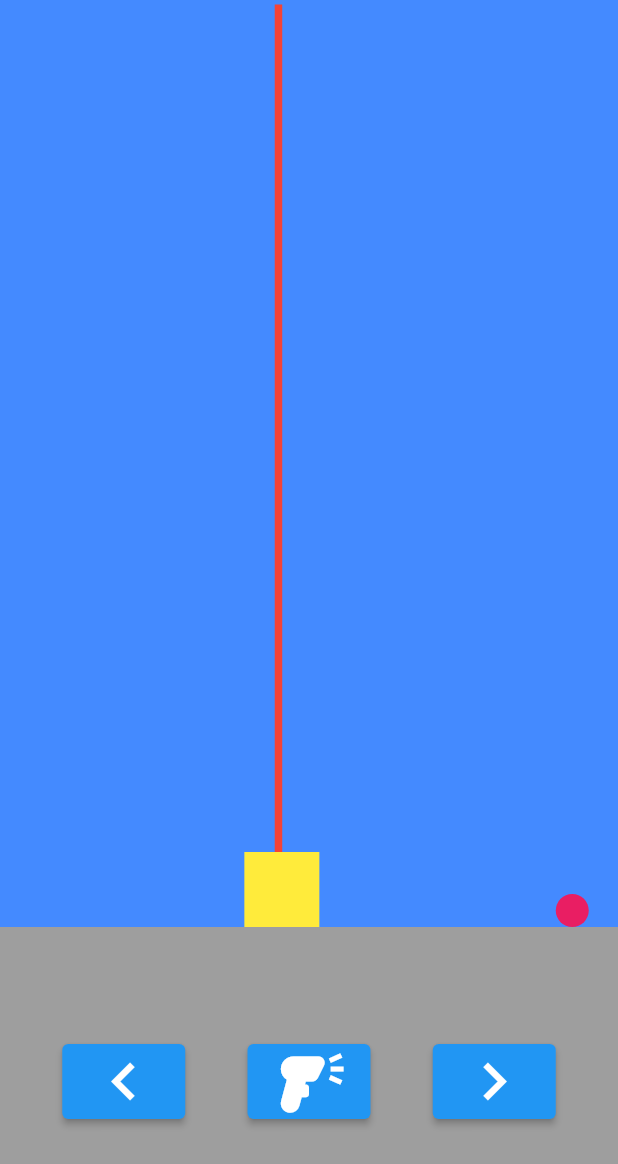
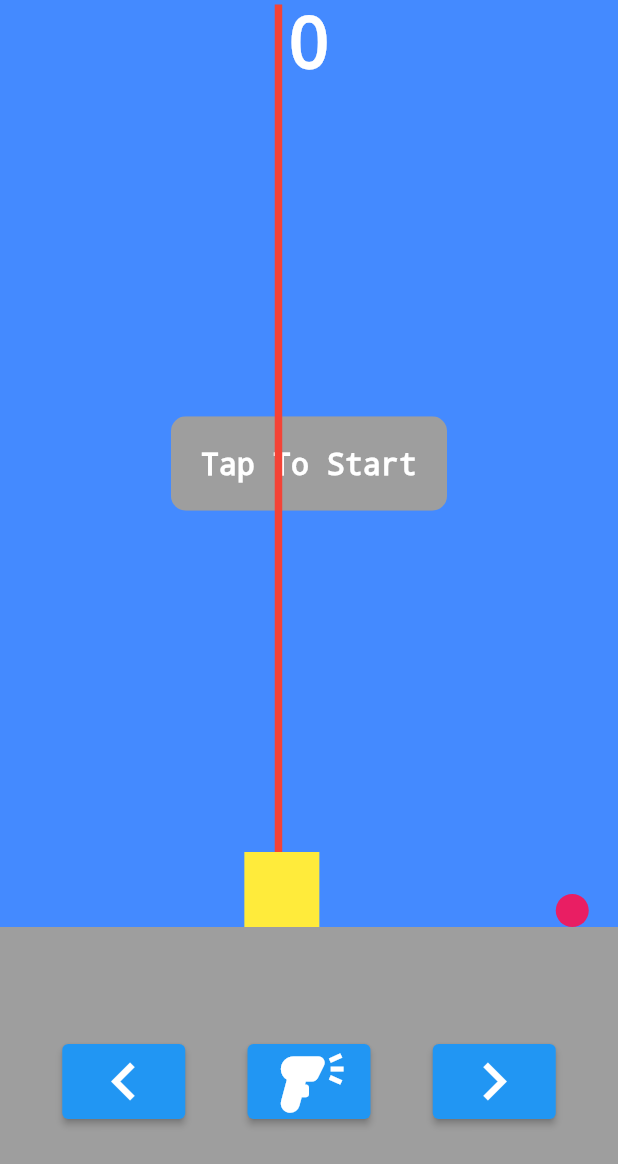
Before and after one commit to PI-T-314/Mobile_Project, a Flutter app: the screen it shows after launch, after a tap on the "barcode reader" icon, on a phone screen of 412 x 824 dp. Shown: the top 1164 px of the screen. Run offline on Flutter 3.47's test engine with Material 2 defaults, Android fonts, the phone set to English and light mode, and no system bars.

Commit message:
Completed Game mechanics and score tracking

```diff
--- a/lib/buttons.dart
+++ b/lib/buttons.dart
@@ -11,7 +11,6 @@ class Button extends StatelessWidget {
   Widget build(BuildContext context) {
     return ElevatedButton(
         onPressed: function,
-
         child: Icon(icon, size: 50,)
     );
   }
--- a/lib/character.dart
+++ b/lib/character.dart
@@ -1,9 +1,9 @@
 import 'package:flutter/material.dart';
 
 class Charecter extends StatelessWidget {
- const Charecter({required this.characterX, super.key});
+  const Charecter({required this.characterX, super.key});
 
- final  double characterX;
+  final double characterX;
   @override
   Widget build(BuildContext context) {
     return Container(
--- a/lib/home.dart
+++ b/lib/home.dart
@@ -1,9 +1,13 @@
 import 'dart:async';
+import 'dart:math';
 
+import 'lazer.dart';
+import 'startgame.dart';
 import 'package:flutter/material.dart';
 import 'buttons.dart';
 import 'character.dart';
 import 'ball.dart';
+
 
 class Home extends StatefulWidget {
   const Home({super.key});
@@ -22,6 +26,9 @@ class _HomeState extends State<Home> {
   double lazerX = characterX;
   double lazerHeight = 15;
   bool isShooting = false;
+  bool isDead = false;
+  bool gameStarted = false;
+  int score = 0;
 
   double ballX = 0.9;
   double ballY = 1;
@@ -37,7 +44,7 @@ class _HomeState extends State<Home> {
       }
 
       if (isShooting) {
-        //laser should stay in the same position
+        //lazer should stay in the same position
       } else {
         lazerX = characterX;
       }
@@ -52,40 +59,59 @@ class _HomeState extends State<Home> {
         characterX -= 0.1;
       }
       if (isShooting) {
-        //laser should stay in the same position
+        //lazer should stay in the same position
       } else {
         lazerX = characterX;
       }
     });
   }
 
+  //funtions that tracks shootig
   void shoot() {
     if (!isShooting) {
       Timer.periodic(const Duration(milliseconds: 20), (timer) {
         setState(() {
           isShooting = true;
+          //if lazer height less than the height of the screen (multiplied by 3/4 since we used expanded and the blue area is 3/4 parts of the screen), else it resets the lazer
           if (lazerHeight < MediaQuery.of(context).size.height * (3 / 4)) {
             lazerHeight += 10;
           } else {
-            laserTurnOff();
+            lazerTurnOff();
             timer.cancel();
+          }
+          //tracks if the lazer hits the ball, if it does it teleports the ball out of the screen in a random direction and sets its direction to the opposite part
+          if (ballY > heightToY(lazerHeight) && (ballX - lazerX).abs() < 0.03) {
+            lazerTurnOff();
+            score++;
+            timer.cancel();
+            Random random = Random();
+            double choice = (random.nextDouble() * 2) - 1;
+            if (choice > 0) {
+              ballX = 2;
+              balldirection = BallDirection.BALLLEFT;
+            } else {
+              ballX = -2;
+              balldirection = BallDirection.BALLRIGHT;
+            }
           }
         });
       });
     }
   }
-
-  void laserTurnOff() {
+//resets lazer
+  void lazerTurnOff() {
     lazerHeight = 15.0;
     isShooting = false;
     lazerX = characterX;
   }
-
-  void gameloop() {
+//tracks the ball movement
+  void gameLoop() {
+    if (!gameStarted) {
+      gameStarted = true;
       double height = 0;
       double time = 0;
-    double velocity = 60;
-    Timer.periodic(const Duration(milliseconds: 35), (timer) {
+      double velocity = 65;
+      Timer.periodic(const Duration(milliseconds: 25), (timer) {
         setState(() {
           height = -5 * time * time + velocity * time;
           ballY = heightToY(height);
@@ -107,22 +133,73 @@ class _HomeState extends State<Home> {
           } else {
             ballX += 0.02;
           }
+          //checks if the character has died (if ball hits character)
+          isDeadCheck();
+          if (isDead) {
+            timer.cancel();
+            _showDeathScreen();
+          }
 
-        time += 0.1;
+          time += 0.15;
         });
       });
     }
+  }
 
+  void _showDeathScreen() {
+    showDialog(
+        context: context,
+        barrierDismissible: false,
+        builder: (context) {
+          return AlertDialog(
+            backgroundColor: Colors.grey[600],
+            title: Center(
+              child: Text(
+                'You FAILED!!!!\n Your Score: $score',
+                style: const TextStyle(fontSize: 24.0, color: Colors.white),
+              ),
+            ),
+            actions: [
+              Center(child: Button(icon: Icons.replay, function: restartGame))
+            ],
+          );
+        });
+  }
+
+//takes the height and returns the position on the y axis
   double heightToY(double height) {
     double totalHeight = MediaQuery.of(context).size.height * (3 / 4);
-    double Y = 1 - 2 * (height / totalHeight);
+    double Y = 1 - 2 * (height / totalHeight); // gets the proportion of the screen that the height is at vertically and multiplies it by 2 since the screen range is from -1 to 1
     return Y;
+  }
+
+  void isDeadCheck() {
+    if ((ballX - characterX).abs() < 0.12 && (ballY - 1).abs() < 0.145) {
+      isDead = true;
+    } else {
+      isDead = false;
+    }
+  }
+//resets everything back to its original value
+  void restartGame() {
+    characterX = 0;
+    lazerX = characterX;
+    lazerHeight = 15;
+    isShooting = false;
+    score = 0;
+
+    ballX = 0.9;
+    ballY = 1;
+    isDead = false;
+    Navigator.pop(context);
+    gameStarted = false;
+    gameLoop();
   }
 
   @override
   Widget build(BuildContext context) {
     return GestureDetector(
-      onTap: gameloop,
+      onTap: gameLoop,
       child: Column(
         children: [
           Expanded(
@@ -132,18 +209,22 @@ class _HomeState extends State<Home> {
                   color: Colors.blueAccent,
                   child: Stack(
                     children: [
-                      Container(
-                          alignment: Alignment(lazerX, 1),
-                          child: Container(
-                            color: Colors.red,
-                            height: lazerHeight,
-                            width: 5.0,
-                          )),
+                      StartGame(gameStarted: gameStarted),
+                      Lazer(lazerX: lazerX, lazerHeight: lazerHeight,),
                       Ball(
                         ballX: ballX,
                         ballY: ballY,
                       ),
                       Charecter(characterX: characterX),
+                      Container(
+                        alignment: const Alignment(0, -1),
+                        child: Text(
+                          '$score',
+                          style: const TextStyle(
+                              color: Colors.white,
+                              decoration: TextDecoration.none),
+                        ),
+                      ),
                     ],
                   ))),
           Expanded(
--- /dev/null
+++ b/lib/lazer.dart
@@ -0,0 +1,19 @@
+import 'package:flutter/material.dart';
+
+class Lazer extends StatelessWidget {
+  const Lazer({required this.lazerHeight, required this.lazerX, super.key});
+
+  final double lazerX;
+  final double lazerHeight;
+
+  @override
+  Widget build(BuildContext context) {
+    return Container(
+        alignment: Alignment(lazerX, 1),
+        child: Container(
+          color: Colors.red,
+          height: lazerHeight,
+          width: 5.0,
+        ));
+  }
+}
--- /dev/null
+++ b/lib/startgame.dart
@@ -0,0 +1,26 @@
+import 'package:flutter/material.dart';
+
+class StartGame extends StatelessWidget {
+  const StartGame({required this.gameStarted, super.key});
+
+  final bool gameStarted;
+
+  @override
+  Widget build(BuildContext context) {
+    return gameStarted
+        ? Container()
+        : Container(
+            alignment: Alignment.center,
+            child: ClipRRect(
+              borderRadius: BorderRadius.circular(10),
+              child: Container(
+                padding: const EdgeInsets.all(20),
+                color: Colors.grey,
+                child: const Text(
+                  "Tap To Start",
+                  style: TextStyle(fontSize: 20, color: Colors.white, decoration: TextDecoration.none,),
+                ),
+              ),
+            ));
+  }
+}
```
Lines whose indentation alone changed are shown as unchanged.
